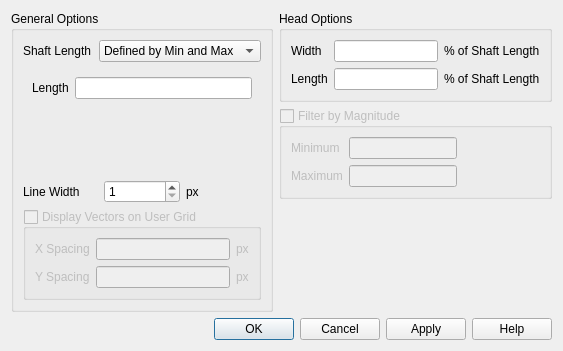
This is qgis_plugin/crayfish_viewer_vector_options_dialog_widget.ui in lutraconsulting/qgis-crayfish-plugin as Qt 5 draws it before an edit. The edited form follows.
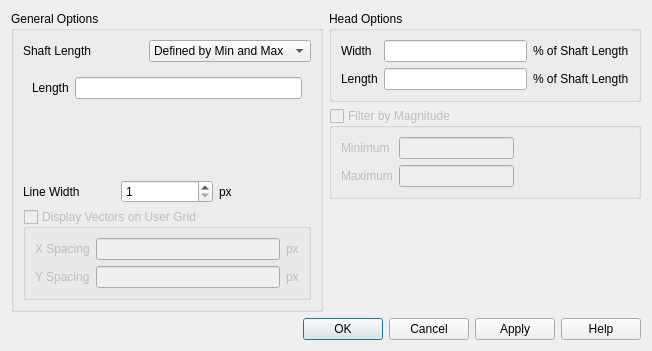
This is the edited form.

Commit message:
Removed button box from vector options dialog
The user does not need to click ok/apply to keep the changes.
This is consistent also with the color map properties dialog.

The edit to the form file:
```diff
--- a/qgis_plugin/crayfish_viewer_vector_options_dialog_widget.ui
+++ b/qgis_plugin/crayfish_viewer_vector_options_dialog_widget.ui
@@ -6,7 +6,7 @@
    <rect>
     <x>0</x>
     <y>0</y>
-    <width>563</width>
+    <width>652</width>
     <height>351</height>
    </rect>
   </property>
```
Left out of the diff: 16 changed lines with no effect on the pictures. The commit also changes 4 other files.
